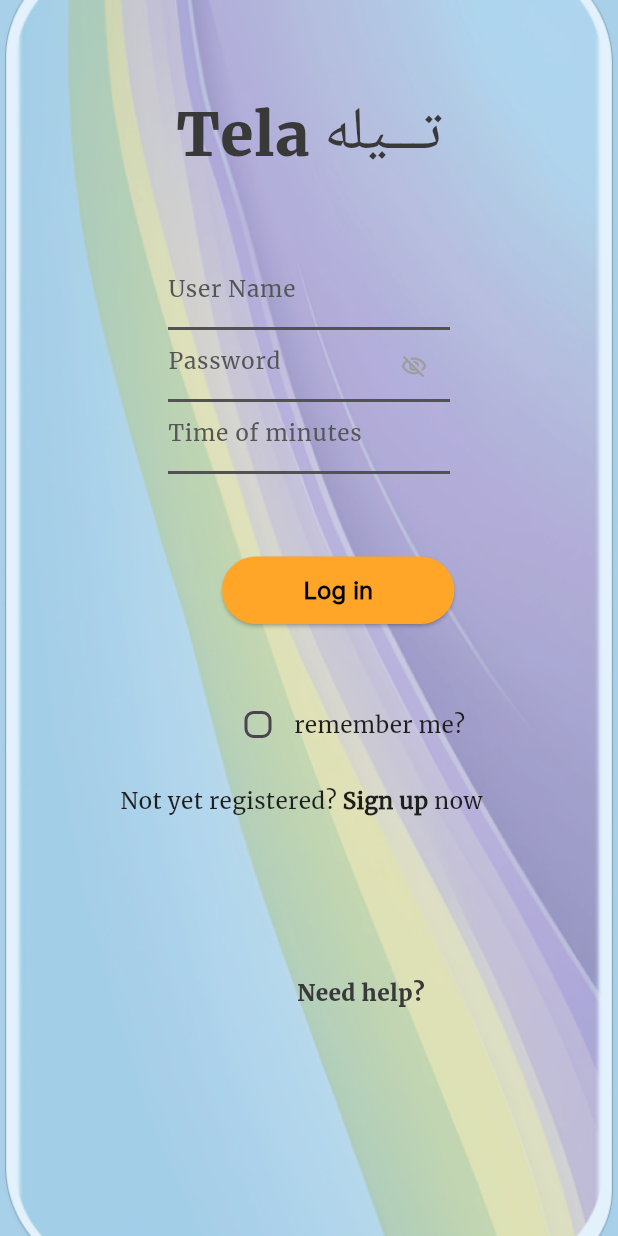
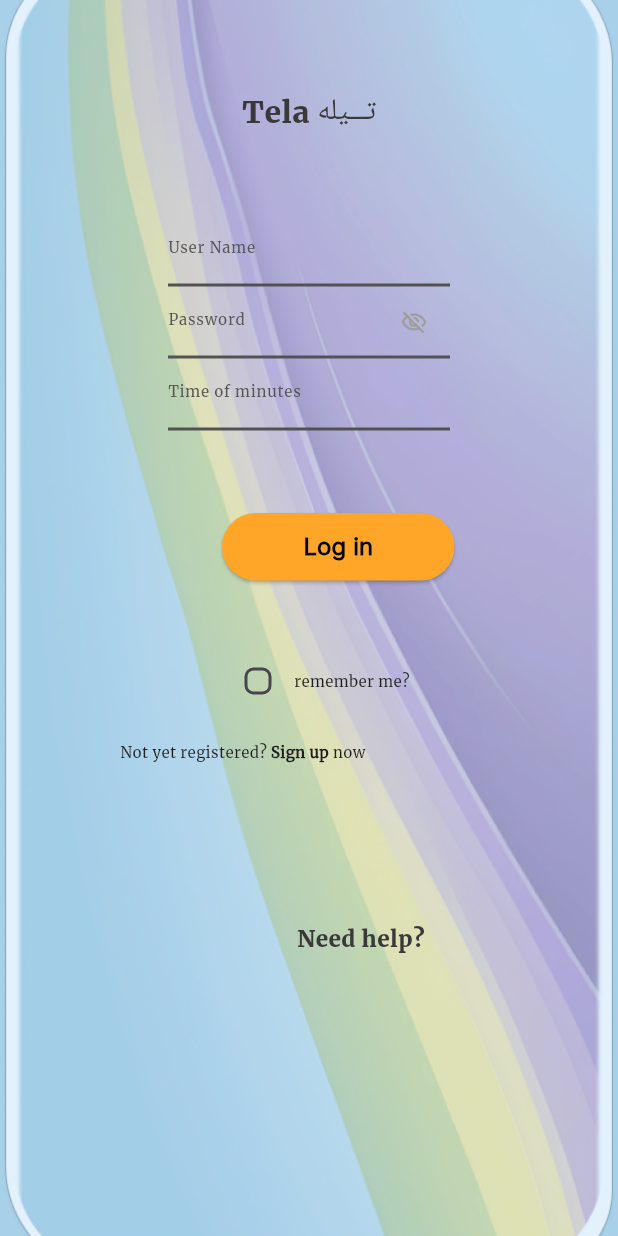
Before and after one commit to telaapp29/telaapp_last-updata, a Flutter app: the screen it shows after launch, on a phone screen of 412 x 824 dp. Run offline on Flutter 3.47's test engine with Material 3 defaults, Android fonts, the phone set to English and light mode, and no system bars; our stand-ins replace flutter_tts, get_it, go_router, image_picker, shared_preferences, sqflite; missing offline and left inert: google_mlkit_image_labeling, translator; accounts and stored records are empty.

Commit message:
commmit from almerhubee

```diff
--- a/lib/core/utils/app_text_style.dart
+++ b/lib/core/utils/app_text_style.dart
@@ -6,13 +6,13 @@ import 'package:telaproject/core/utils/app_colors.dart';
 abstract class CustomTextStyles{
   //static  const TextAlign textAlign =TextAlign.center;
  static const Merriweather100style90= TextStyle(
- fontSize: 40,
+ fontSize: 20,
  color: AppColor.lightBlack,
  fontFamily: "MerriweatherBlack",
 
      );
  static const  MerriweatherBlackstyle24= TextStyle(
-  fontSize: 14,
+  fontSize: 10,
   color: AppColor.dBlack,
   fontFamily: "MerriweatherBlack",
 
@@ -31,7 +31,7 @@ abstract class CustomTextStyles{
 
  );
  static const  Merriweatherstyle15= TextStyle(
-  fontSize: 15,
+  fontSize: 10,
   color: AppColor.darkGray,
   fontFamily: "Merriweather",
 
@@ -44,7 +44,7 @@ abstract class CustomTextStyles{
 
  );
  static const Interstyle30= TextStyle(
-  fontSize: 30,
+  fontSize: 20,
   fontWeight: FontWeight.bold,
   color: AppColor.lightBlack,
   fontFamily: "Inter",
--- a/lib/features/Home/Widegets/games.dart
+++ b/lib/features/Home/Widegets/games.dart
@@ -77,7 +77,7 @@ class _GamesState extends State<Games> {
                       child: Text(
                         widget.text,
                         style: CustomTextStyles.Interstyle25.copyWith(
-                            fontSize: 25),
+                            fontSize: 15),
                       ),
                     ),
                     decoration: BoxDecoration(
```
Also changed, not shown: lib/features/Home/HomePage.dart (+4 -4 lines).
